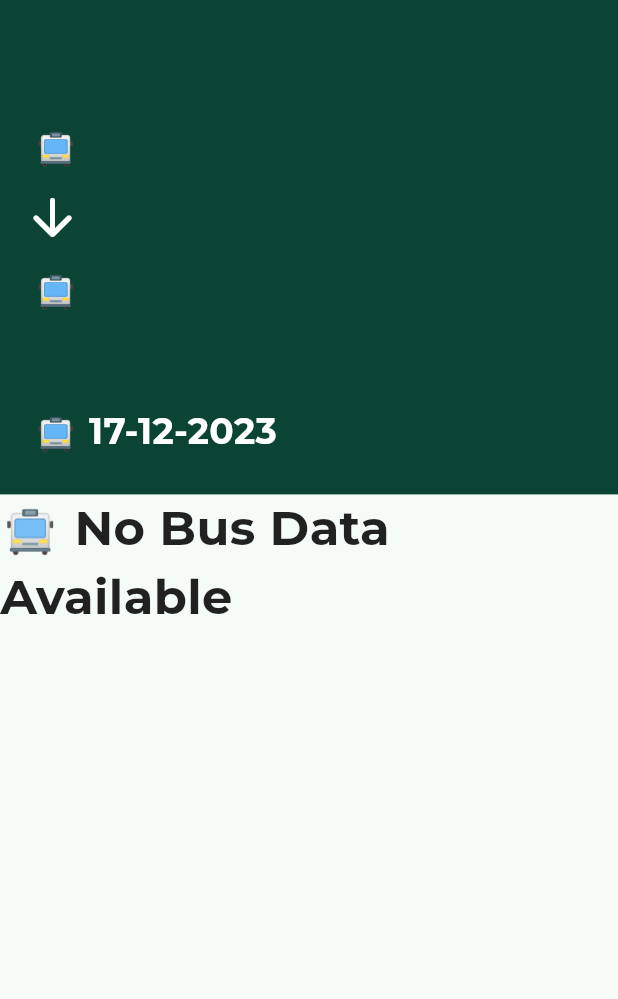
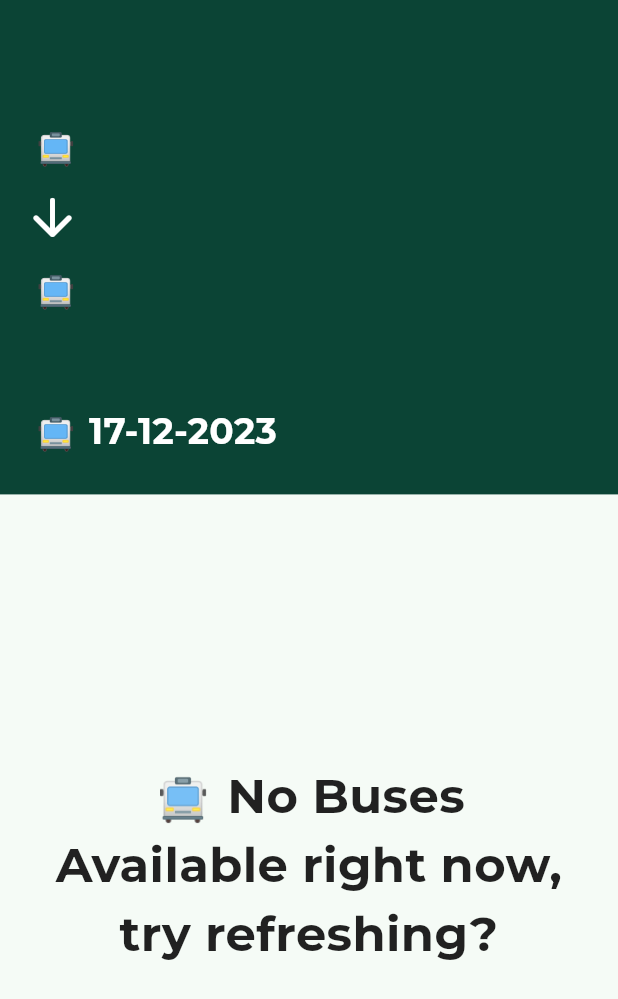
Before and after one commit to saninthottungal/iBus, a Flutter app: the ScreenResults screen opened directly with empty values, on a phone screen of 412 x 824 dp. Shown: the top 999 px of the screen. Run offline on Flutter 3.47's test engine with Material 3 defaults, Android fonts, the phone set to English and light mode, and no system bars; our stand-ins replace cloud_firestore, firebase_auth, firebase_core, google_fonts, hive_flutter, shared_preferences; accounts and stored records are empty.

Commit message:
filled out some space

```diff
--- a/lib/Screens/ScreenAdmin.dart
+++ b/lib/Screens/ScreenAdmin.dart
@@ -104,7 +104,7 @@ class ScreenAdmin extends StatelessWidget {
                           );
 
                           _formattedTimeNotifier.value =
-                              "${_selectedTime!.hour} : ${_selectedTime!.minute}";
+                              DateFormat('hh:mm a').format(_selectedTime!);
                         }
                       },
                       icon: const Icon(Icons.access_alarm),
--- a/lib/Screens/ScreenResults.dart
+++ b/lib/Screens/ScreenResults.dart
@@ -156,15 +156,17 @@ class ScreenResults extends StatelessWidget {
                     ),
                   );
                 } else {
-                  return Center(
+                  return Expanded(
+                    child: Center(
                       child: Text(
-                      "🚍 No Bus Data Available",
-                      textAlign: TextAlign.left,
+                        "🚍 No Buses\nAvailable right now,\ntry refreshing?",
+                        textAlign: TextAlign.center,
                         style: GoogleFonts.montserrat(
                           textStyle: const TextStyle(
                             color: Colors.black87,
                             fontSize: 32,
                             fontWeight: FontWeight.bold,
+                          ),
                         ),
                       ),
                     ),
```
Lines whose indentation alone changed are shown as unchanged.
